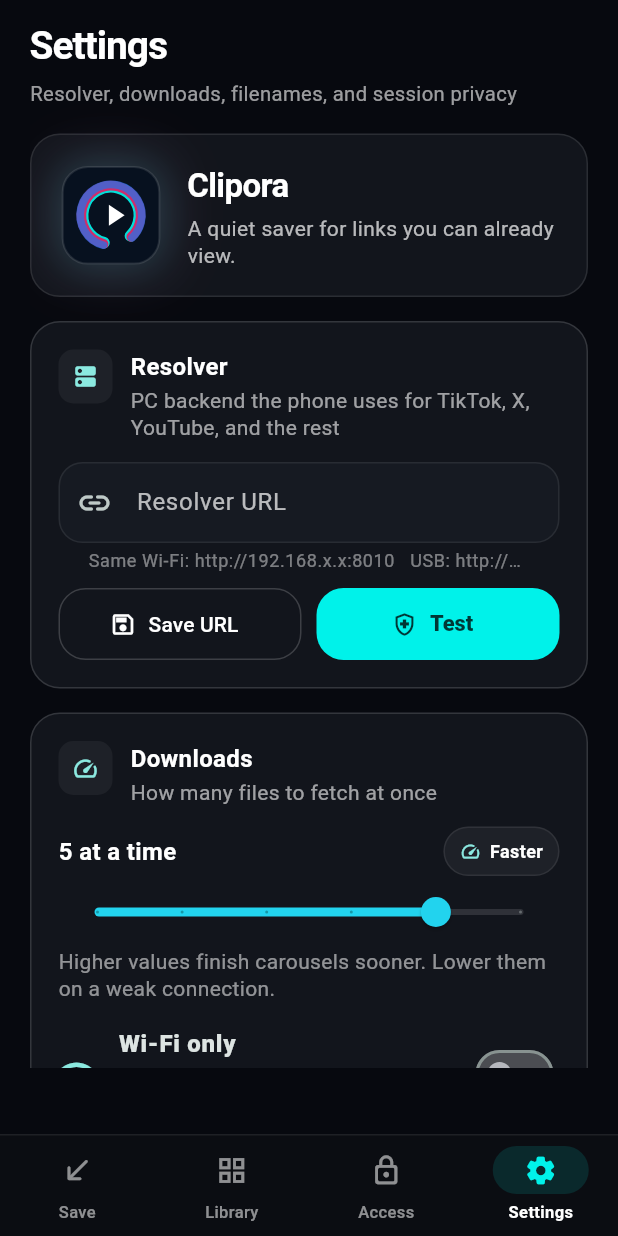
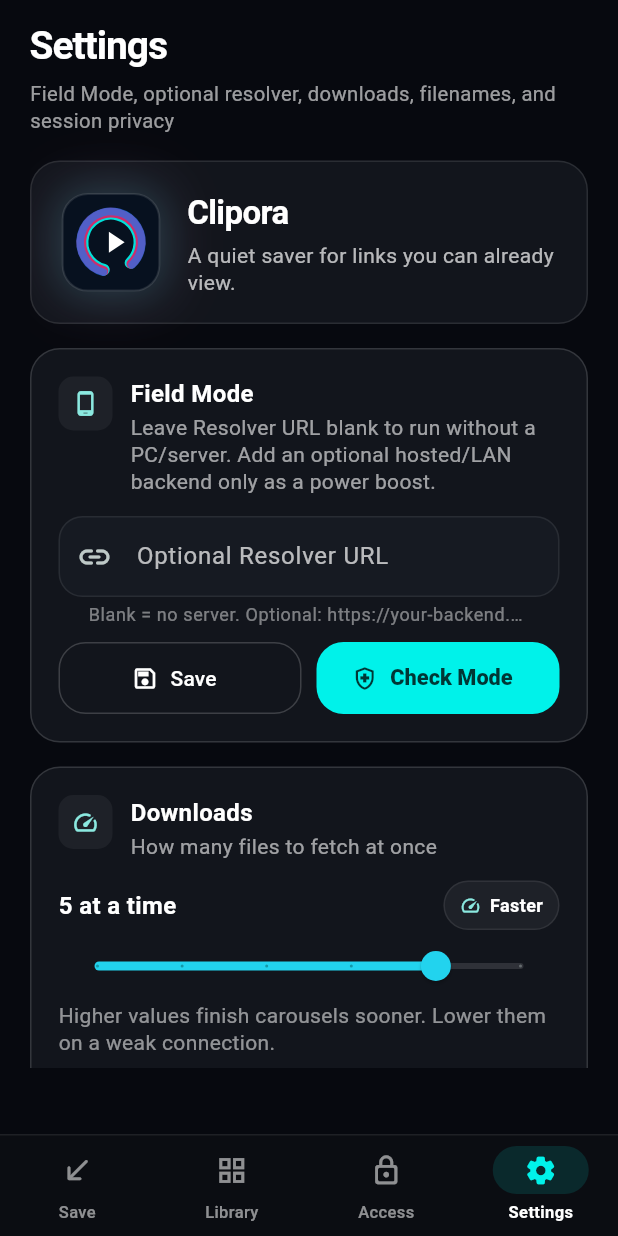
Before and after one commit to Harold-Djah007/Clipora, a Flutter app: the screen it shows after launch, item 4 of the bottom bar chosen, on a phone screen of 412 x 824 dp. Run offline on Flutter 3.47's test engine with Material 3 defaults, Android fonts, the phone set to English and light mode, and no system bars; our stand-ins replace dio, flutter_secure_storage, share_plus, shared_preferences; missing offline and left inert: flutter_inappwebview.

Commit message:
Show resolver as optional field-mode boost

```diff
--- a/mobile/lib/features/settings/settings_screen.dart
+++ b/mobile/lib/features/settings/settings_screen.dart
@@ -40,24 +40,36 @@
   Future<void> _update(AppSettings s) => context.read<AppState>().setSettings(s);
 
   Future<bool> _saveResolver() async {
-    final raw = resolver.text.trim().isEmpty ? ResolverUrl.defaultValue : resolver.text.trim();
+    final raw = resolver.text.trim();
+    if (raw.isEmpty) {
+      await _update(context.read<AppState>().settings.copyWith(resolverUrl: ''));
+      setState(() => resolverStatus = 'Field Mode saved: no PC/server is required. Clipora will use on-device Smart Capture.');
+      return true;
+    }
+
     if (!ResolverUrl.isAllowed(raw)) {
-      setState(() => resolverStatus = 'Use http://127.0.0.1:8010, http://10.0.2.2:8010, or your PC LAN IP such as http://192.168.1.10:8010.');
+      setState(() => resolverStatus = 'Use HTTPS for a hosted backend, or a private LAN/USB URL such as http://192.168.1.10:8010 or http://127.0.0.1:8010. Leave blank for Field Mode.');
       return false;
     }
     final value = ResolverUrl.normalize(raw);
     resolver.text = value;
     await _update(context.read<AppState>().settings.copyWith(resolverUrl: value));
-    setState(() => resolverStatus = 'Saved $value');
+    setState(() => resolverStatus = 'Optional backend saved: $value');
     return true;
   }
 
   Future<void> _testResolver() async {
     final saved = await _saveResolver();
     if (!saved || !mounted) return;
+    final configured = context.read<AppState>().settings.resolverUrl.trim().isNotEmpty;
+    if (!configured) {
+      setState(() => resolverStatus = 'Field Mode is active. You can sell/test the app without starting backend servers.');
+      return;
+    }
+
     setState(() {
       resolverBusy = true;
-      resolverStatus = 'Checking backend…';
+      resolverStatus = 'Checking optional backend…';
     });
     try {
       final base = await context.read<AppState>().universalResolver.ping();
@@ -76,7 +88,6 @@
     final state = context.watch<AppState>();
     final s = state.settings;
     if (filename.text.isEmpty) filename.text = s.filenameTemplate;
-    if (resolver.text.isEmpty) resolver.text = s.resolverUrl;
 
     return CliporaPage(
       child: ListView(
@@ -84,7 +95,7 @@
         children: [
           const CliporaSectionTitle(
             title: 'Settings',
-            subtitle: 'Resolver, downloads, filenames, and session privacy',
+            subtitle: 'Field Mode, optional resolver, downloads, filenames, and session privacy',
           ),
           const SizedBox(height: 18),
           CliporaHeroCard(
@@ -105,17 +116,17 @@
             glow: true,
             child: Column(crossAxisAlignment: CrossAxisAlignment.start, children: [
               const _PanelTitle(
-                icon: Icons.dns_rounded,
-                title: 'Resolver',
-                subtitle: 'PC backend the phone uses for TikTok, X, YouTube, and the rest',
+                icon: Icons.phone_android_rounded,
+                title: 'Field Mode',
+                subtitle: 'Leave Resolver URL blank to run without a PC/server. Add an optional hosted/LAN backend only as a power boost.',
               ),
               const SizedBox(height: 14),
               TextField(
                 controller: resolver,
                 keyboardType: TextInputType.url,
                 decoration: const InputDecoration(
-                  labelText: 'Resolver URL',
-                  helperText: 'Same Wi-Fi: http://192.168.x.x:8010   USB: http://127.0.0.1:8010',
+                  labelText: 'Optional Resolver URL',
+                  helperText: 'Blank = no server. Optional: https://your-backend.app or http://192.168.x.x:8010',
                   prefixIcon: Icon(Icons.link_rounded),
                 ),
                 onSubmitted: (_) => _saveResolver(),
@@ -126,7 +137,7 @@
                   child: OutlinedButton.icon(
                     onPressed: resolverBusy ? null : _saveResolver,
                     icon: const Icon(Icons.save_outlined, size: 18),
-                    label: const Text('Save URL'),
+                    label: const Text('Save'),
                   ),
                 ),
                 const SizedBox(width: 10),
@@ -136,7 +147,7 @@
                     icon: resolverBusy
                         ? const SizedBox(width: 16, height: 16, child: CircularProgressIndicator(strokeWidth: 2))
                         : const Icon(Icons.health_and_safety_outlined, size: 18),
-                    label: Text(resolverBusy ? 'Checking…' : 'Test'),
+                    label: Text(resolverBusy ? 'Checking…' : 'Check Mode'),
                   ),
                 ),
               ]),
@@ -231,9 +242,9 @@
           const SizedBox(height: 16),
           const PremiumCard(
             child: Column(crossAxisAlignment: CrossAxisAlignment.start, children: [
-              _PanelTitle(icon: Icons.info_outline_rounded, title: 'About', subtitle: 'Clipora 0.8.5'),
+              _PanelTitle(icon: Icons.info_outline_rounded, title: 'About', subtitle: 'Clipora 0.8.7 Field Mode'),
               SizedBox(height: 12),
-              Text('Clipora is designed for media you own or are already authorized to view. It does not unlock private accounts or bypass Threads access controls.', style: TextStyle(color: Colors.white70, height: 1.35)),
+              Text('Clipora is designed for media you own or are already authorized to view. It does not unlock private accounts or bypass access controls.', style: TextStyle(color: Colors.white70, height: 1.35)),
             ]),
           ),
         ],
@@ -280,12 +291,12 @@
 
   @override
   Widget build(BuildContext context) {
-    return SwitchListTile.adaptive(
+    return SwitchListTile(
+      value: value,
+      onChanged: onChanged,
       contentPadding: EdgeInsets.zero,
       secondary: Icon(icon, color: const Color(0xFF8BE9E0)),
-      value: value,
-      onChanged: onChanged,
-      title: Text(title, style: const TextStyle(fontWeight: FontWeight.w800)),
+      title: Text(title, style: const TextStyle(fontWeight: FontWeight.w700)),
       subtitle: Text(subtitle, style: const TextStyle(color: Colors.white54)),
     );
   }
```
